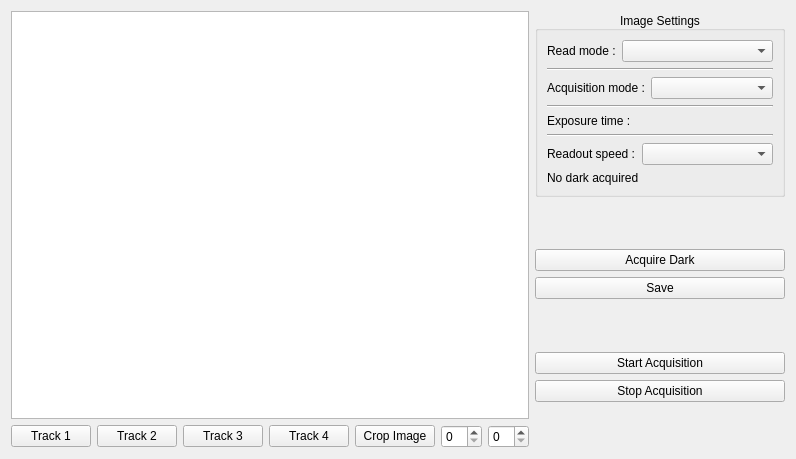
Before: the Qt Designer form gui/spectrometer/ui_image_tab.ui in Ulm-IQO/qudi, drawn with Qt 5.
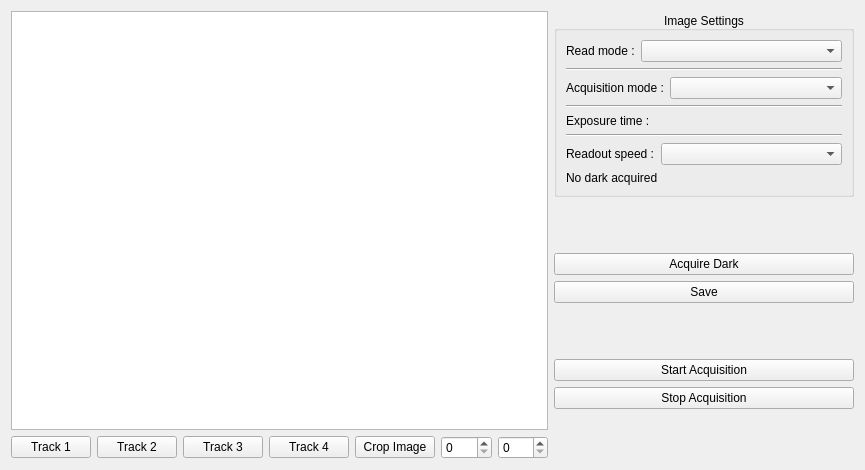
After: the same form once the commit is applied. Custom widgets are drawn as their Qt base class.

What changed in the file:
```diff
--- a/gui/spectrometer/ui_image_tab.ui
+++ b/gui/spectrometer/ui_image_tab.ui
@@ -6,8 +6,8 @@
    <rect>
     <x>0</x>
     <y>0</y>
-    <width>796</width>
-    <height>459</height>
+    <width>865</width>
+    <height>470</height>
    </rect>
   </property>
   <property name="sizePolicy">
```
